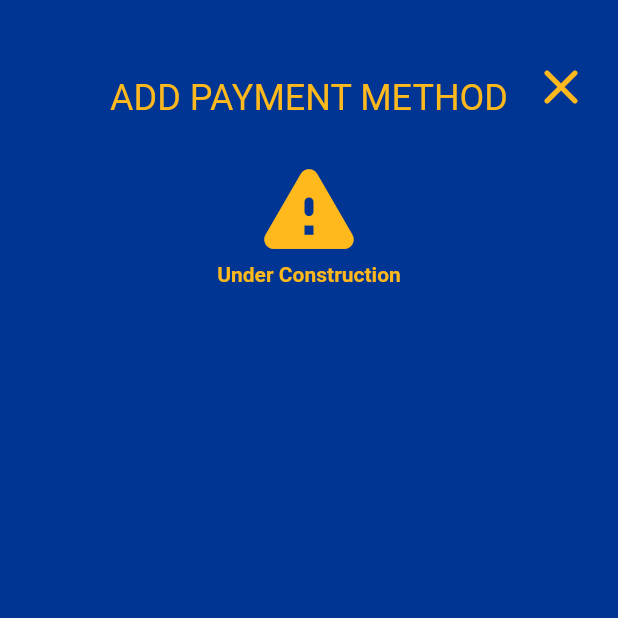
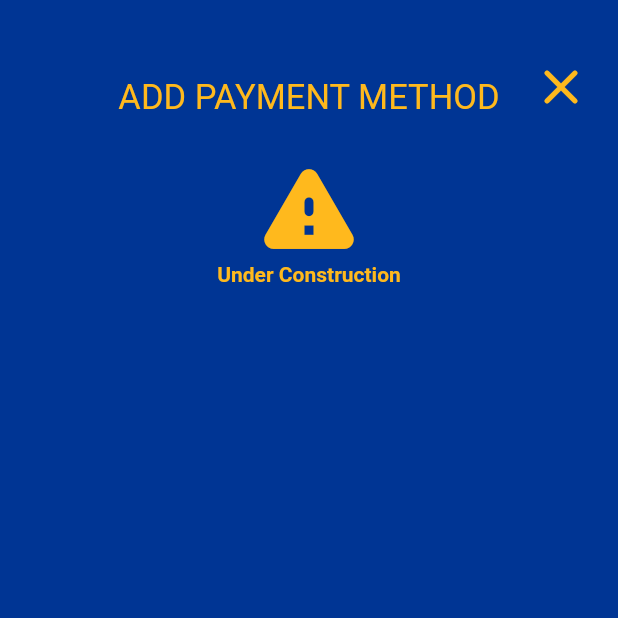
Before and after one commit to juradodiego/panther-central-ios-app, a Flutter app: the AddPaymentScreen screen opened directly with empty values, on a phone screen of 412 x 824 dp, the top half of it. Run offline on Flutter 3.47's test engine with Material 2 defaults, Android fonts, the phone set to English and light mode, and no system bars.

Commit message:
Resized Fonts

```diff
--- a/lib/screens/add_payment_screen.dart
+++ b/lib/screens/add_payment_screen.dart
@@ -35,7 +35,7 @@ class _AddPaymentScreenState extends State<AddPaymentScreen> {
                     child: Stack(
                       children: [
                         // TODO Add Font Size, Font Color
-                        const Align(child: Text('ADD PAYMENT METHOD', style: TextStyle(color: PC_YELLOW, fontSize: 24),)),
+                        const Align(child: Text('ADD PAYMENT METHOD', style: TextStyle(color: PC_YELLOW, fontSize: 23),)),
                         Positioned(
                           right: 10,
                           child: IconButton(
--- a/lib/screens/choose_payment_screen.dart
+++ b/lib/screens/choose_payment_screen.dart
@@ -42,7 +42,7 @@ class _ChoosePaymentScreenState extends State<ChoosePaymentScreen> {
                   child: Stack(
                     children: [
                       // TODO Add Font Size, Font Color
-                      const Align(child: Text('CHOOSE PAYMENT', style: TextStyle(color: PC_YELLOW, fontSize: 24),)),
+                      const Align(child: Text('CHOOSE PAYMENT', style: TextStyle(color: PC_YELLOW, fontSize: 23,)),
                       Positioned(
                         left: 10,
                         child: IconButton(
--- a/lib/screens/load_funds_screen.dart
+++ b/lib/screens/load_funds_screen.dart
@@ -41,7 +41,7 @@ class _LoadFundsScreenState extends State<LoadFundsScreen> {
                   child: Stack(
                     children: [
                       // TODO Add Font Size, Font Color
-                      const Align(child: Text('QUICK RELOAD', style: TextStyle(color: PC_YELLOW, fontSize: 24),)),
+                      const Align(child: Text('QUICK RELOAD', style: TextStyle(color: PC_YELLOW, fontSize: 23),)),
                       Positioned(
                         right: 10,
                         child: IconButton(
--- a/lib/screens/settings_screen.dart
+++ b/lib/screens/settings_screen.dart
@@ -29,7 +29,7 @@ class _SettingsScreenState extends State<SettingsScreen> {
                   child: Stack(
                     children: [
                       // TODO Add Font Size, Font Color
-                      const Align(child: Text('SETTINGS', style: TextStyle(color: PC_YELLOW, fontSize: 24),)),
+                      const Align(child: Text('SETTINGS', style: TextStyle(color: PC_YELLOW, fontSize: 23),)),
                       Positioned(
                         left: 10,
                         child: IconButton(
```
